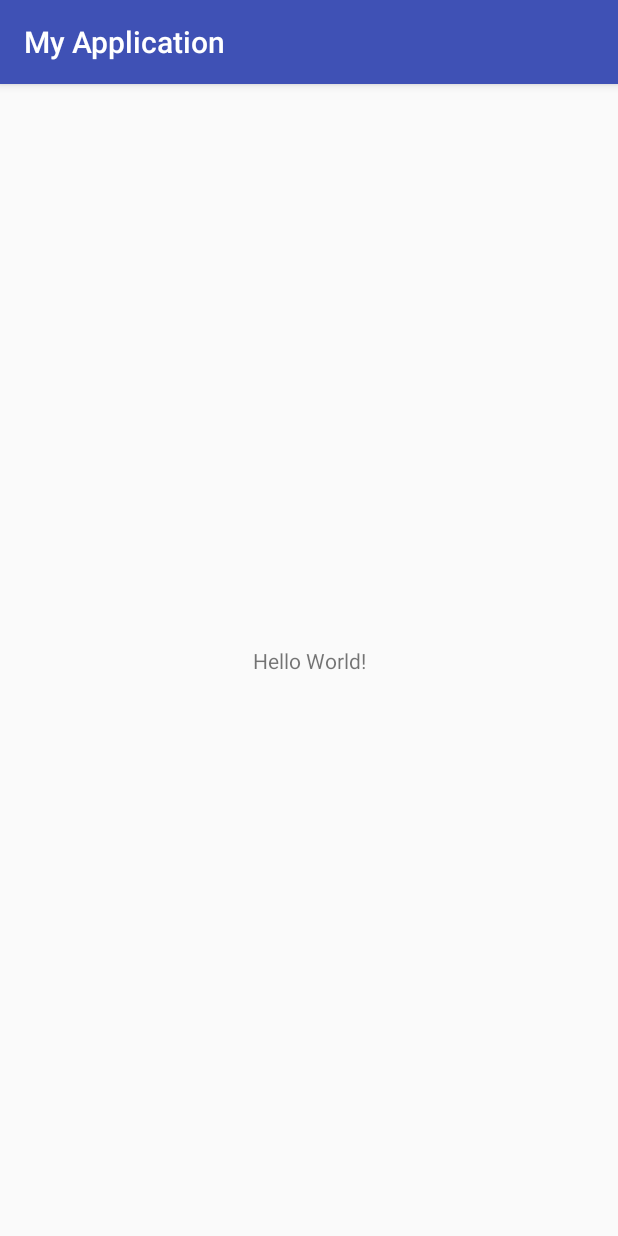
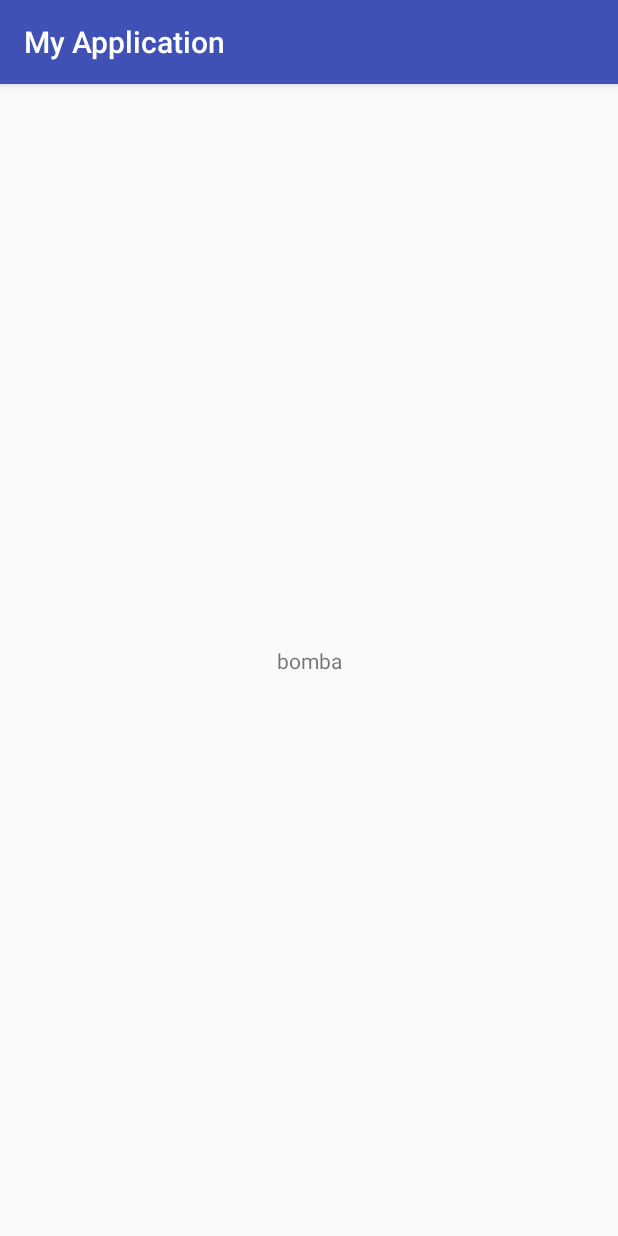
Before and after one commit to Leonardo34/Spreview, an Android app: the screen it shows after launch (MainActivity), on a phone screen of 412 x 824 dp. Run offline under Robolectric (Android 15) with nearby library versions, the phone set to English and light mode, and no system bars.

Commit message:
init aplication

```diff
--- a/app/build.gradle
+++ b/app/build.gradle
@@ -30,4 +30,7 @@ dependencies {
     testImplementation 'junit:junit:4.12'
     androidTestImplementation 'com.android.support.test:runner:1.0.1'
     androidTestImplementation 'com.android.support.test.espresso:espresso-core:3.0.1'
+    compile 'com.google.firebase:firebase-core:11.0.4'
 }
+
+apply plugin: 'com.google.gms.google-services'
--- a/app/src/main/java/com/example/leonardomorais/myapplication/MainActivity.kt
+++ b/app/src/main/java/com/example/leonardomorais/myapplication/MainActivity.kt
@@ -2,11 +2,15 @@ package com.example.leonardomorais.myapplication
 
 import android.support.v7.app.AppCompatActivity
 import android.os.Bundle
+import android.widget.TextView
 
 class MainActivity : AppCompatActivity() {
+
+    private val textView by lazy { findViewById<TextView>(R.id.text_view) }
 
     override fun onCreate(savedInstanceState: Bundle?) {
         super.onCreate(savedInstanceState)
         setContentView(R.layout.activity_main)
+        textView.text = "bomba"
     }
 }
--- a/app/src/main/res/layout/activity_main.xml
+++ b/app/src/main/res/layout/activity_main.xml
@@ -13,6 +13,7 @@
         app:layout_constraintBottom_toBottomOf="parent"
         app:layout_constraintLeft_toLeftOf="parent"
         app:layout_constraintRight_toRightOf="parent"
-        app:layout_constraintTop_toTopOf="parent" />
+        app:layout_constraintTop_toTopOf="parent"
+        android:id="@+id/text_view"/>
 
 </android.support.constraint.ConstraintLayout>
--- a/build.gradle
+++ b/build.gradle
@@ -9,7 +9,7 @@ buildscript {
     dependencies {
         classpath 'com.android.tools.build:gradle:3.0.0'
         classpath "org.jetbrains.kotlin:kotlin-gradle-plugin:$kotlin_version"
-
+        classpath 'com.google.gms:google-services:3.1.0'
         // NOTE: Do not place your application dependencies here; they belong
         // in the individual module build.gradle files
     }
```
